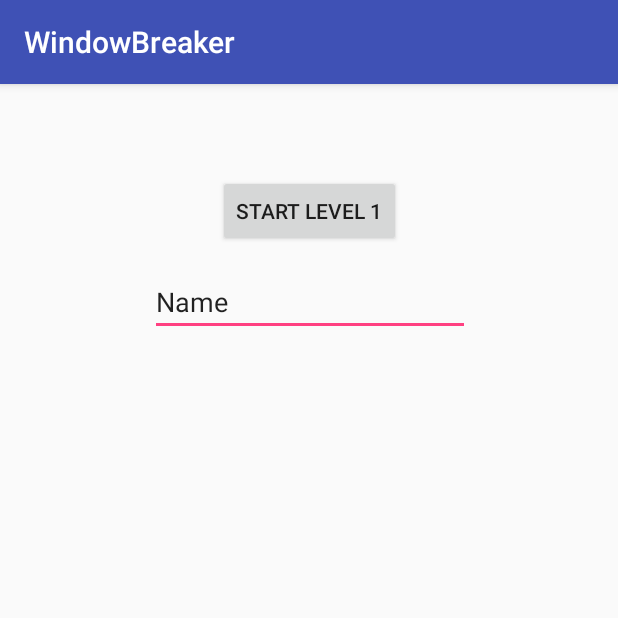
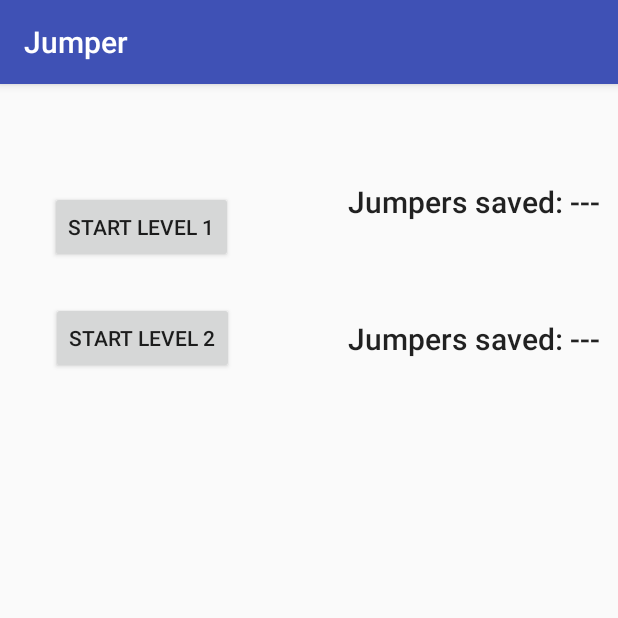
Before and after one commit to bensinjin/jumper, an Android app: the screen it shows after launch (_MainActivity), on a phone screen of 412 x 824 dp, the top half of it. Run offline under Robolectric (Android 15) with nearby library versions, the phone set to English and light mode, and no system bars; our stand-ins replace Room's generated code.

Commit message:
Refactor to 'Jumper', adding async LevelScoreFetch.

```diff
--- a/app/build.gradle
+++ b/app/build.gradle
@@ -4,7 +4,7 @@ android {
     compileSdkVersion 25
     buildToolsVersion rootProject.buildToolsVersion
     defaultConfig {
-        applicationId "com.example.benstjohn.windowbreaker"
+        applicationId "com.example.benstjohn.jumper"
         minSdkVersion 15
         targetSdkVersion 25
         versionCode 1
--- /dev/null
+++ b/app/src/main/java/com/example/benstjohn/jumper/activity/_MainActivity.java
@@ -0,0 +1,31 @@
+package com.example.benstjohn.jumper.activity;
+
+import android.content.Intent;
+import android.support.v7.app.AppCompatActivity;
+import android.os.Bundle;
+import android.view.View;
+import android.widget.TextView;
+
+import com.example.benstjohn.jumper.R;
+import com.example.benstjohn.jumper.async.LevelScoreFetch;
+
+public class _MainActivity extends AppCompatActivity {
+
+    @Override
+    protected void onCreate(Bundle savedInstanceState) {
+        super.onCreate(savedInstanceState);
+        setContentView(R.layout.activity_main);
+        new LevelScoreFetch(this.getApplicationContext(), 1, (TextView)findViewById(R.id.score1)).execute();
+        new LevelScoreFetch(this.getApplicationContext(), 2, (TextView)findViewById(R.id.score2)).execute();
+    }
+
+    public void startLevel1(View view) {
+        Intent i = new Intent(this, Level1Activity.class);
+        startActivity(i);
+    }
+
+    public void startLevel2(View view) {
+        Intent i = new Intent(this, Level2Activity.class);
+        startActivity(i);
+    }
+}
--- /dev/null
+++ b/app/src/main/java/com/example/benstjohn/jumper/async/LevelScoreFetch.java
@@ -0,0 +1,40 @@
+package com.example.benstjohn.jumper.async;
+
+import android.content.Context;
+import android.os.AsyncTask;
+import android.widget.TextView;
+
+import com.example.benstjohn.jumper.database.AppDatabase;
+import com.example.benstjohn.jumper.entity.LevelScore;
+
+/**
+ * Created by benstjohn on 2017-09-29.
+ */
+
+public class LevelScoreFetch extends AsyncTask<Void, Void, LevelScore> {
+    private Context context;
+    private int levelId;
+    private TextView tv;
+
+    public LevelScoreFetch(Context context, int levelId, TextView tv) {
+        super();
+        this.context = context;
+        this.levelId = levelId;
+        this.tv = tv;
+    }
+
+    protected LevelScore doInBackground(Void... params) {
+        AppDatabase db = AppDatabase.getInstance(context);
+        return db.LevelScoreDao().getLevelScore(levelId);
+    }
+
+    protected void onPostExecute(LevelScore ls) {
+        String scoreText = "Jumpers saved: ";
+        if (ls == null) {
+            scoreText += "---";
+        } else {
+            scoreText += ls.getPointsAwarded() + "/" + ls.getPointsAvailable();
+        }
+        tv.setText(scoreText);
+    }
+}
--- a/app/src/main/java/com/example/benstjohn/windowbreaker/database/AppDatabase.java
+++ b/app/src/main/java/com/example/benstjohn/jumper/database/AppDatabase.java
@@ -1,12 +1,12 @@
-package com.example.benstjohn.windowbreaker.database;
+package com.example.benstjohn.jumper.database;
 
 import android.arch.persistence.room.Database;
 import android.arch.persistence.room.Room;
 import android.arch.persistence.room.RoomDatabase;
 import android.content.Context;
 
-import com.example.benstjohn.windowbreaker.dao.LevelScoreDao;
-import com.example.benstjohn.windowbreaker.entity.LevelScore;
+import com.example.benstjohn.jumper.dao.LevelScoreDao;
+import com.example.benstjohn.jumper.entity.LevelScore;
 
 /**
  * Created by benstjohn on 2017-09-28.
--- a/app/src/main/java/com/example/benstjohn/windowbreaker/entity/LevelScore.java
+++ b/app/src/main/java/com/example/benstjohn/jumper/entity/LevelScore.java
@@ -1,4 +1,4 @@
-package com.example.benstjohn.windowbreaker.entity;
+package com.example.benstjohn.jumper.entity;
 
 import android.arch.persistence.room.ColumnInfo;
 import android.arch.persistence.room.Entity;
--- a/app/src/main/java/com/example/benstjohn/windowbreaker/util/LevelManager.java
+++ b/app/src/main/java/com/example/benstjohn/jumper/util/LevelManager.java
@@ -1,4 +1,4 @@
-package com.example.benstjohn.windowbreaker.util;
+package com.example.benstjohn.jumper.util;
 
 /**
  * Created by benstjohn on 2017-09-24.
--- a/app/src/main/res/layout/activity_main.xml
+++ b/app/src/main/res/layout/activity_main.xml
@@ -4,7 +4,7 @@
     xmlns:tools="http://schemas.android.com/tools"
     android:layout_width="match_parent"
     android:layout_height="match_parent"
-    tools:context="com.example.benstjohn.windowbreaker.activity._MainActivity"
+    tools:context="com.example.benstjohn.jumper.activity._MainActivity"
     tools:layout_editor_absoluteY="81dp"
     tools:layout_editor_absoluteX="0dp">
 
@@ -19,26 +19,63 @@
         android:onClick="startLevel1"
         android:text="Start Level 1"
         app:layout_constraintBottom_toBottomOf="parent"
+        app:layout_constraintHorizontal_bias="0.093"
         app:layout_constraintLeft_toLeftOf="parent"
         app:layout_constraintRight_toRightOf="parent"
         app:layout_constraintTop_toTopOf="parent"
-        app:layout_constraintVertical_bias="0.085" />
+        app:layout_constraintVertical_bias="0.1"
+        tools:layout_editor_absoluteY="46dp" />
 
-    <EditText
-        android:id="@+id/editText"
+    <TextView
+        android:id="@+id/score1"
         android:layout_width="wrap_content"
         android:layout_height="wrap_content"
-        android:ems="10"
-        android:inputType="textPersonName"
-        android:text="Name"
+        android:layout_marginBottom="8dp"
+        android:layout_marginLeft="8dp"
+        android:layout_marginRight="8dp"
+        android:layout_marginTop="47dp"
+        android:gravity="center"
+        android:text="TextView"
+        android:textAppearance="@style/TextAppearance.AppCompat.Title"
+        app:layout_constraintBottom_toBottomOf="parent"
+        app:layout_constraintHorizontal_bias="0.937"
+        app:layout_constraintLeft_toRightOf="@+id/lvl1"
+        app:layout_constraintRight_toRightOf="parent"
+        app:layout_constraintTop_toTopOf="parent"
+        app:layout_constraintVertical_bias="0.025" />
+
+    <Button
+        android:id="@+id/lvl2"
+        android:layout_width="wrap_content"
+        android:layout_height="wrap_content"
+        android:layout_marginBottom="8dp"
+        android:layout_marginLeft="8dp"
+        android:layout_marginRight="8dp"
         android:layout_marginTop="8dp"
+        android:onClick="startLevel2"
+        android:text="Start Level 2"
+        app:layout_constraintBottom_toBottomOf="parent"
+        app:layout_constraintHorizontal_bias="0.094"
+        app:layout_constraintLeft_toLeftOf="parent"
+        app:layout_constraintRight_toRightOf="parent"
         app:layout_constraintTop_toBottomOf="@+id/lvl1"
+        app:layout_constraintVertical_bias="0.031" />
+
+    <TextView
+        android:id="@+id/score2"
+        android:layout_width="wrap_content"
+        android:layout_height="wrap_content"
+        android:layout_marginBottom="8dp"
+        android:layout_marginLeft="8dp"
         android:layout_marginRight="8dp"
+        android:layout_marginTop="8dp"
+        android:gravity="center"
+        android:text="TextView"
+        android:textAppearance="@style/TextAppearance.AppCompat.Title"
+        app:layout_constraintBottom_toBottomOf="parent"
+        app:layout_constraintHorizontal_bias="0.937"
+        app:layout_constraintLeft_toRightOf="@+id/lvl2"
         app:layout_constraintRight_toRightOf="parent"
-        android:layout_marginLeft="8dp"
-        app:layout_constraintLeft_toLeftOf="parent"
-        app:layout_constraintBottom_toBottomOf="parent"
-        android:layout_marginBottom="8dp"
-        app:layout_constraintHorizontal_bias="0.503"
-        app:layout_constraintVertical_bias="0.01" />
+        app:layout_constraintVertical_bias="0.089"
+        app:layout_constraintTop_toBottomOf="@+id/score1" />
 </android.support.constraint.ConstraintLayout>
--- a/app/src/main/res/values/strings.xml
+++ b/app/src/main/res/values/strings.xml
@@ -1,3 +1,3 @@
 <resources>
-    <string name="app_name">WindowBreaker</string>
+    <string name="app_name">Jumper</string>
 </resources>
```
Also changed, not shown: app/src/main/AndroidManifest.xml (+4 -4 lines), app/src/main/java/com/example/benstjohn/jumper/activity/Level1Activity.java (added, +105 -0 lines), app/src/main/java/com/example/benstjohn/jumper/activity/Level2Activity.java (renamed from app/src/main/java/com/example/benstjohn/windowbreaker/activity/Level1Activity.java, +26 -21 lines), app/src/main/java/com/example/benstjohn/jumper/async/LevelScorePersist.java (added, +37 -0 lines), app/src/main/java/com/example/benstjohn/jumper/component/WindowButton.java (renamed from app/src/main/java/com/example/benstjohn/windowbreaker/component/WindowButton.java, +8 -3 lines), app/src/main/java/com/example/benstjohn/jumper/dao/LevelScoreDao.java (renamed from app/src/main/java/com/example/benstjohn/windowbreaker/dao/LevelScoreDao.java, +2 -7 lines), app/src/main/java/com/example/benstjohn/windowbreaker/activity/_MainActivity.java (deleted, +0 -28 lines), app/src/main/java/com/example/benstjohn/windowbreaker/async/LevelScorePersist.java (deleted, +0 -33 lines), app/src/main/java/com/example/benstjohn/windowbreaker/async/LevelScorerParams.java (deleted, +0 -35 lines), app/src/main/res/layout/activity_level.xml (+17 -3 lines), 6 other files.
